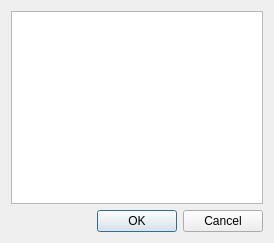
Above: qfaktury/ui/CounterpartyTypeDialog.ui from tkQCompany/qcompany before the change. Below: the same form after it.
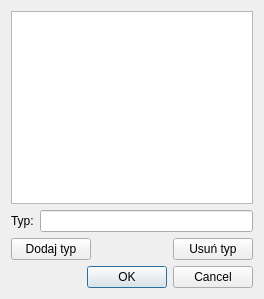
That is the form after the change.

Commit message: - Added possibility of adding and deleting types of counterparties in the CounterpartyTypeDialog - Fixed the application build configuration so that it builds the application correctly even on many CPU cores (when using "make -j4") - The application build configuration (*.pro files) is simplified and is more readable (e.g. some repeated instructions are moved to common *.pri files)

What changed in the file:
```diff
--- a/qfaktury/ui/CounterpartyTypeDialog.ui
+++ b/qfaktury/ui/CounterpartyTypeDialog.ui
@@ -6,8 +6,8 @@
    <rect>
     <x>0</x>
     <y>0</y>
-    <width>274</width>
-    <height>243</height>
+    <width>264</width>
+    <height>299</height>
    </rect>
   </property>
   <property name="windowTitle">
@@ -15,7 +15,52 @@
   </property>
   <layout class="QVBoxLayout" name="verticalLayout">
    <item>
-    <widget class="QListView" name="listView"/>
+    <widget class="QListView" name="listViewTypes"/>
+   </item>
+   <item>
+    <layout class="QHBoxLayout" name="horizontalLayout_2">
+     <item>
+      <widget class="QLabel" name="labelType">
+       <property name="text">
+        <string>Typ:</string>
+       </property>
+      </widget>
+     </item>
+     <item>
+      <widget class="QLineEdit" name="lineEditType"/>
+     </item>
+    </layout>
+   </item>
+   <item>
+    <layout class="QHBoxLayout" name="horizontalLayout">
+     <item>
+      <widget class="QPushButton" name="pushButtonAdd">
+       <property name="text">
+        <string>Dodaj typ</string>
+       </property>
+      </widget>
+     </item>
+     <item>
+      <spacer name="horizontalSpacer">
+       <property name="orientation">
+        <enum>Qt::Horizontal</enum>
+       </property>
+       <property name="sizeHint" stdset="0">
+        <size>
+         <width>17</width>
+         <height>20</height>
+        </size>
+       </property>
+      </spacer>
+     </item>
+     <item>
+      <widget class="QPushButton" name="pushButtonDel">
+       <property name="text">
+        <string>Usuń typ</string>
+       </property>
+      </widget>
+     </item>
+    </layout>
    </item>
    <item>
     <widget class="QDialogButtonBox" name="buttonBox">
```
The commit also changes 37 other files.
